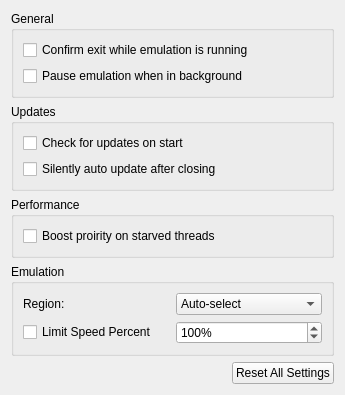
nick90845/citra-1, file src/citra_qt/configuration/configure_general.ui: the form before one commit.
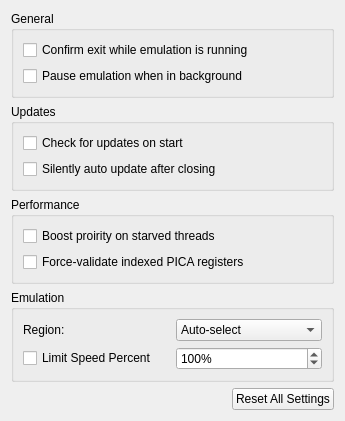
The form after the commit.

What changed in the file:
```diff
--- a/src/citra_qt/configuration/configure_general.ui
+++ b/src/citra_qt/configuration/configure_general.ui
@@ -77,6 +77,13 @@
             </property>
            </widget>
           </item>
+          <item>
+           <widget class="QCheckBox" name="toggle_use_force_indexed">
+            <property name="text">
+             <string>Force-validate indexed PICA registers</string>
+            </property>
+           </widget>
+          </item>
          </layout>
         </item>
        </layout>
```
